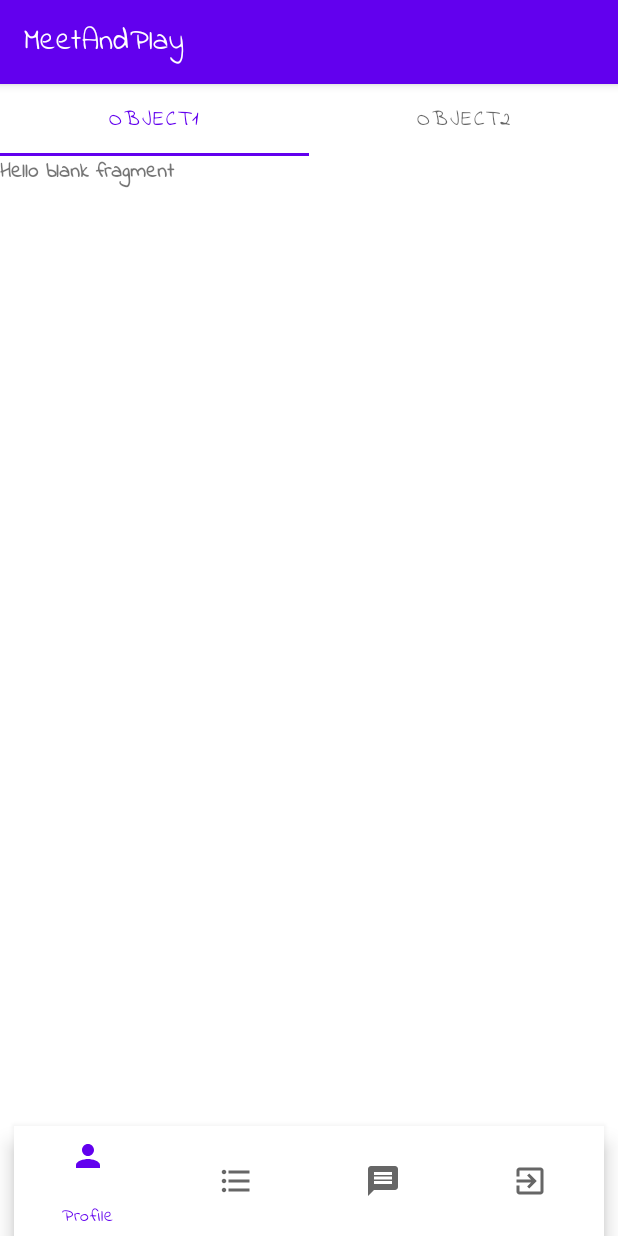
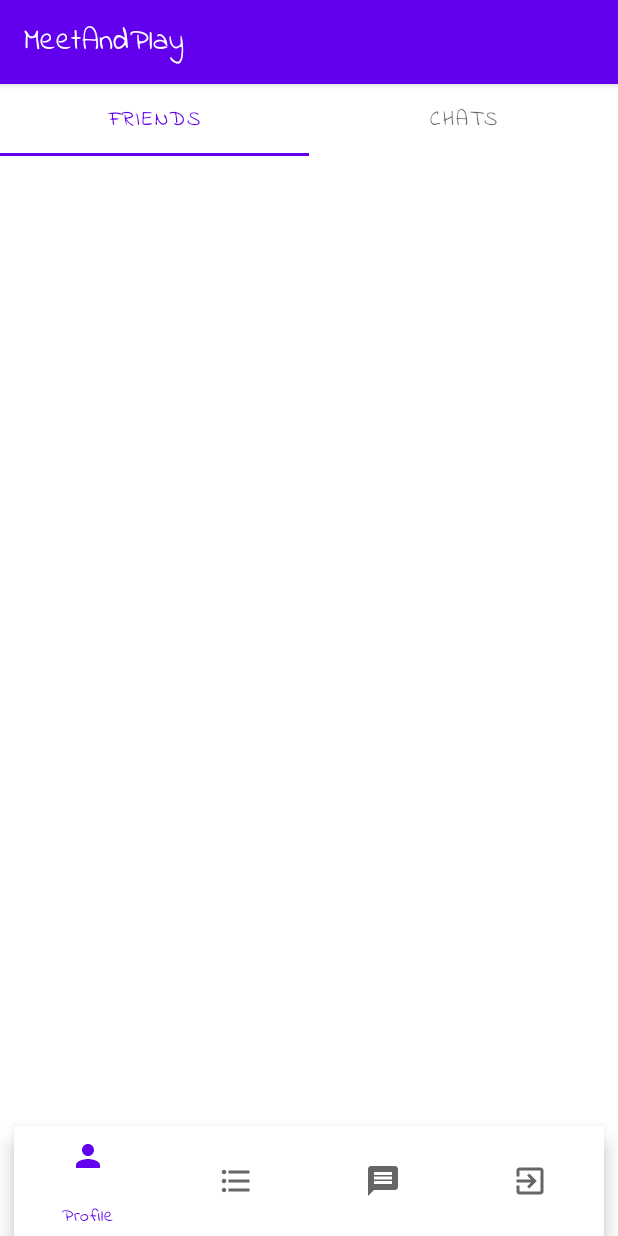
Before and after one commit to MuskoM/MeetAndPlay, an Android app: the fragment MessengerFragment placed in its activity, on a phone screen of 412 x 824 dp. Run offline under Robolectric (Android 15) with nearby library versions, the light colour scheme and no system bars; our stand-ins replace Firebase (no records; nobody signed in at launch, a user with empty details on screens opened directly), Volley; libraries missing offline, so code that uses them is left out: io.realm, io.realm.mongodb; network calls fail; pictures from the network do not load.

Commit message:
In progress reading friends from database

```diff
--- a/app/src/main/java/com/nvi0/pb/meetandplay/Fragments/messsenger/MessengerFragment.java
+++ b/app/src/main/java/com/nvi0/pb/meetandplay/Fragments/messsenger/MessengerFragment.java
@@ -57,24 +57,31 @@ public class MessengerFragment extends Fragment {
         viewPager.setAdapter(messengerFragmentAdapter);
 
         messengerTabLayout = view.findViewById(R.id.messenger_pager_tab_layout);
-        new TabLayoutMediator(messengerTabLayout,viewPager,
-                (tab, position) -> tab.setText("OBJECT" + (position +1))).attach();
+        new TabLayoutMediator(messengerTabLayout, viewPager,
+                (tab, position) -> {
+                if (position == 0)
+                    tab.setText("Friends");
+                else
+                    tab.setText("Chats");
+                }).attach();
 
     }
 
-    public class MessengerFragmentAdapter extends FragmentStateAdapter{
+    public class MessengerFragmentAdapter extends FragmentStateAdapter {
 
-        public MessengerFragmentAdapter(Fragment fragment){
+        public MessengerFragmentAdapter(Fragment fragment) {
             super(fragment);
         }
 
         @NonNull
         @Override
         public Fragment createFragment(int position) {
-            Fragment fragment = new MessengerFriendsFragment();
-            Bundle args = new Bundle();
-            args.putInt(MessengerFriendsFragment.ARG_OBJECT,position+1);
-            fragment.setArguments(args);
+            Fragment fragment = null;
+            if (position == 0)
+                fragment = new MessengerFriendsFragment();
+            else
+                fragment = new MessengerConvosFragment();
+
             return fragment;
         }
 
@@ -82,7 +89,6 @@ public class MessengerFragment extends Fragment {
         public int getItemCount() {
             return 2;
         }
-
 
 
     }
@@ -94,5 +100,4 @@ public class MessengerFragment extends Fragment {
     }
 
 
-
 }
--- /dev/null
+++ b/app/src/main/java/com/nvi0/pb/meetandplay/Utils/FriendsMenager.java
@@ -0,0 +1,77 @@
+package com.nvi0.pb.meetandplay.Utils;
+
+import android.util.Log;
+
+import androidx.annotation.NonNull;
+
+import com.google.firebase.auth.FirebaseAuth;
+import com.google.firebase.auth.FirebaseUser;
+import com.google.firebase.database.DataSnapshot;
+import com.google.firebase.database.DatabaseError;
+import com.google.firebase.database.DatabaseReference;
+import com.google.firebase.database.FirebaseDatabase;
+import com.google.firebase.database.ValueEventListener;
+import com.nvi0.pb.meetandplay.DataModels.UserDataModel;
+
+import java.util.ArrayList;
+import java.util.List;
+
+
+public class FriendsMenager {
+
+    private static final String TAG = "FriendsMenager";
+    private static FirebaseUser user = FirebaseAuth.getInstance().getCurrentUser();
+    private static DatabaseReference userFriendsReference = FirebaseDatabase.getInstance()
+            .getReference("users")
+            .child(user.getUid()).child("friends_ids");
+
+    public interface onUserFriendsFetched{
+        void onSuccess(List<UserDataModel> stringIds);
+        void onError(String err);
+    }
+
+    public static void getUserFriends(onUserFriendsFetched userFriendsFetchedCallback){
+        Log.d(TAG, "getUserFriends: StartedTheOperation");
+        userFriendsReference.addValueEventListener(new ValueEventListener() {
+            @Override
+            public void onDataChange(@NonNull DataSnapshot snapshot) {
+                List<UserDataModel> stringIds = new ArrayList<>();
+                for (DataSnapshot ds: snapshot.getChildren()
+                     ) {
+
+                    UserDataModel.convertToUserDataModel(ds.getValue(String.class), new UserDataModel.convertUserCallback() {
+                        @Override
+                        public void onSuccess(UserDataModel user) {
+                            stringIds.add(user);
+                            Log.e(TAG, "onSuccess: helperFun inside " + user );
+                            userFriendsFetchedCallback.onSuccess(stringIds);
+                        }
+
+                        @Override
+                        public void onError(String err) {
+
+                        }
+                    });
+                }
+            }
+
+            @Override
+            public void onCancelled(@NonNull DatabaseError error) {
+                userFriendsFetchedCallback.onError("Didn't fetch Any friends :(");
+                Log.e(TAG, "onCancelled: Error in getting on of the Friends" );
+            }
+        });
+
+    }
+
+
+    public static void addUserFriend(String Uid){
+
+    }
+
+
+    public static void removeUserFriend(String Uid){
+
+    }
+
+}
--- a/app/src/main/res/layout/fragment_messenger_friends.xml
+++ b/app/src/main/res/layout/fragment_messenger_friends.xml
@@ -6,9 +6,9 @@
     tools:context=".Fragments.messsenger.MessengerFriendsFragment">
 
     <!-- TODO: Update blank fragment layout -->
-    <TextView
+    <androidx.recyclerview.widget.RecyclerView
+        android:id="@+id/messenger_friends_recycler_view"
         android:layout_width="match_parent"
-        android:layout_height="match_parent"
-        android:text="@string/hello_blank_fragment" />
+        android:layout_height="match_parent"/>
 
 </FrameLayout>
```
Also changed, not shown: app/src/main/java/com/nvi0/pb/meetandplay/DataModels/UserDataModel.java (+95 -4 lines), app/src/main/java/com/nvi0/pb/meetandplay/Fragments/GamesListFragment.java (+9 -10 lines), app/src/main/java/com/nvi0/pb/meetandplay/Fragments/messsenger/MessengerFriendsFragment.java (+123 -1 lines), app/src/main/res/layout/messenger_friends_list_element.xml (added, +32 -0 lines).
